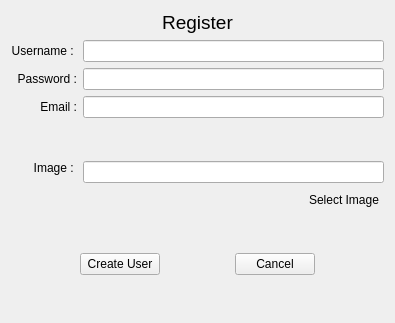
Above: design/Ui_/Register_form.ui from SufferProgrammer/startup-desktop-python before the change. Below: the same form after it.
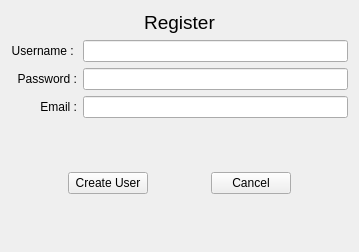
That is the form after the change.

Commit message: added member view profile, user profile feature is not added but only added static image

```diff
--- a/design/Ui_/Register_form.ui
+++ b/design/Ui_/Register_form.ui
@@ -6,8 +6,8 @@
    <rect>
     <x>0</x>
     <y>0</y>
-    <width>395</width>
-    <height>323</height>
+    <width>359</width>
+    <height>252</height>
    </rect>
   </property>
   <property name="windowTitle">
@@ -32,16 +32,6 @@
    <item>
     <layout class="QGridLayout" name="gridLayout">
      <item row="3" column="0">
-      <widget class="QLabel" name="label_5">
-       <property name="text">
-        <string>Image : </string>
-       </property>
-       <property name="alignment">
-        <set>Qt::AlignRight|Qt::AlignTrailing|Qt::AlignVCenter</set>
-       </property>
-      </widget>
-     </item>
-     <item row="1" column="0">
       <widget class="QLabel" name="label_2">
        <property name="text">
         <string>Password :</string>
@@ -51,7 +41,7 @@
        </property>
       </widget>
      </item>
-     <item row="0" column="0">
+     <item row="1" column="0">
       <widget class="QLabel" name="label">
        <property name="text">
         <string>Username : </string>
@@ -61,7 +51,7 @@
        </property>
       </widget>
      </item>
-     <item row="2" column="0">
+     <item row="5" column="0">
       <widget class="QLabel" name="label_3">
        <property name="text">
         <string>Email :</string>
@@ -71,60 +61,13 @@
        </property>
       </widget>
      </item>
-     <item row="0" column="1">
+     <item row="1" column="2">
       <widget class="QLineEdit" name="lineEdit"/>
      </item>
-     <item row="3" column="1">
-      <layout class="QVBoxLayout" name="verticalLayout">
-       <item>
-        <spacer name="verticalSpacer_3">
-         <property name="orientation">
-          <enum>Qt::Vertical</enum>
-         </property>
-         <property name="sizeHint" stdset="0">
-          <size>
-           <width>20</width>
-           <height>40</height>
-          </size>
-         </property>
-        </spacer>
-       </item>
-       <item>
-        <widget class="QLineEdit" name="lineEdit_4"/>
-       </item>
-       <item>
-        <layout class="QHBoxLayout" name="horizontalLayout_3">
-         <item>
-          <spacer name="horizontalSpacer">
-           <property name="orientation">
-            <enum>Qt::Horizontal</enum>
-           </property>
-           <property name="sizeHint" stdset="0">
-            <size>
-             <width>40</width>
-             <height>20</height>
-            </size>
-           </property>
-          </spacer>
-         </item>
-         <item>
-          <widget class="QPushButton" name="pushButton_3">
-           <property name="text">
-            <string>Select Image</string>
-           </property>
-           <property name="flat">
-            <bool>true</bool>
-           </property>
-          </widget>
-         </item>
-        </layout>
-       </item>
-      </layout>
-     </item>
-     <item row="1" column="1">
+     <item row="3" column="2">
       <widget class="QLineEdit" name="lineEdit_2"/>
      </item>
-     <item row="2" column="1">
+     <item row="5" column="2">
       <widget class="QLineEdit" name="lineEdit_3"/>
      </item>
     </layout>
```
The commit also changes 8 other files.
